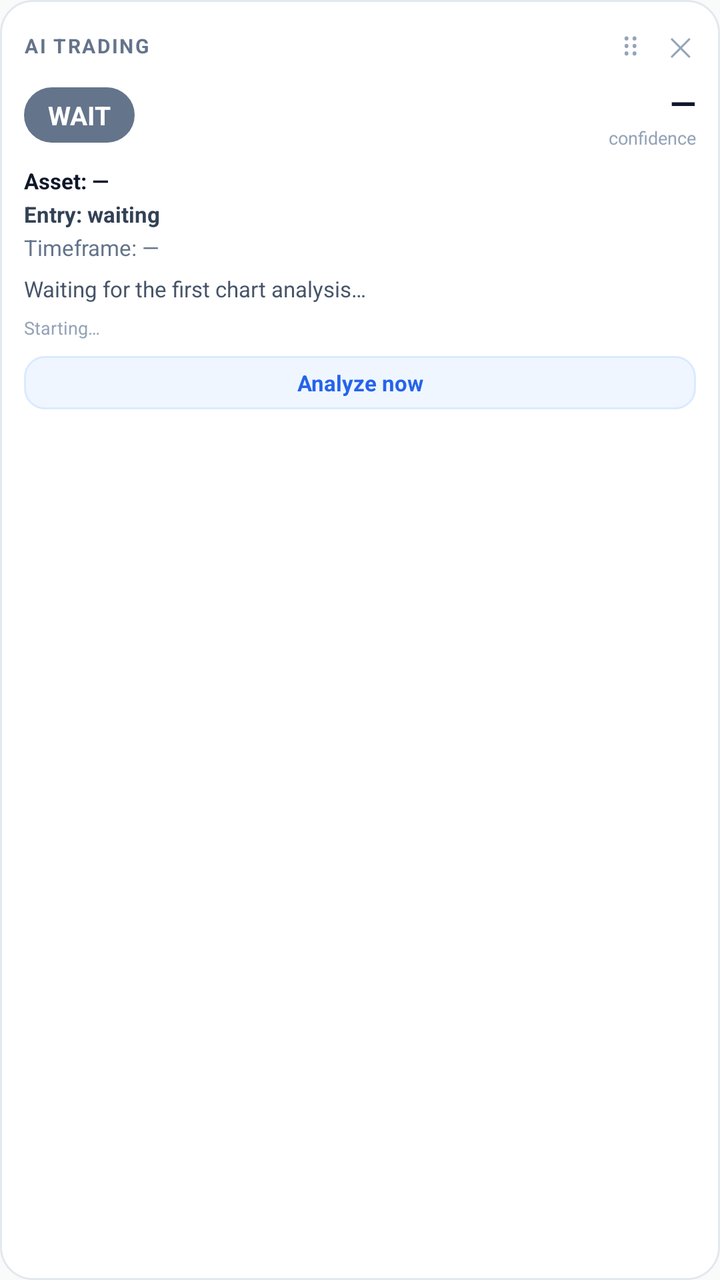
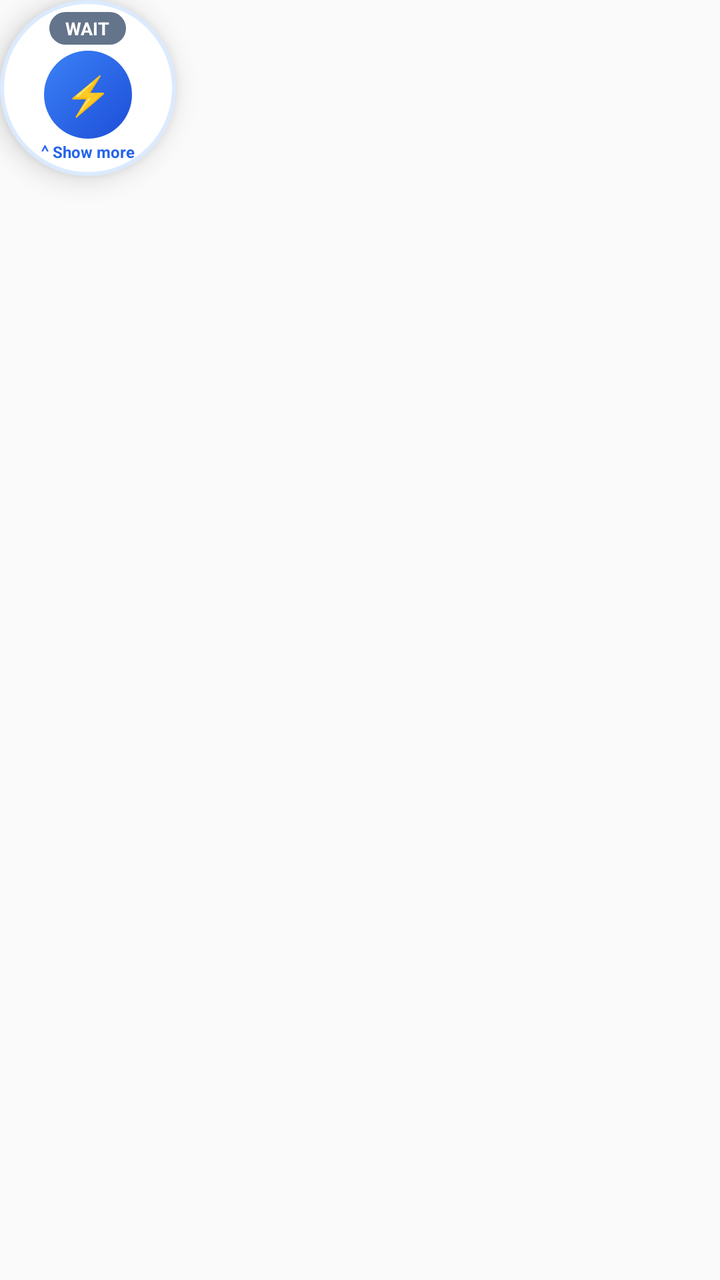

Before-and-after screenshots of an Android layout around one commit, followed by the original layout XML and the change that was made.
<!-- AndroidManifest.xml: application theme AppTheme -->
<!-- res/layout/overlay_widget.xml -->
<?xml version="1.0" encoding="utf-8"?>
<LinearLayout xmlns:android="http://schemas.android.com/apk/res/android"
    android:id="@+id/overlay_root"
    android:layout_width="248dp"
    android:layout_height="wrap_content"
    android:background="@drawable/overlay_card"
    android:orientation="vertical"
    android:padding="12dp">

    <LinearLayout
        android:id="@+id/drag_handle"
        android:layout_width="match_parent"
        android:layout_height="wrap_content"
        android:gravity="center_vertical"
        android:orientation="horizontal"
        android:paddingBottom="6dp">

        <TextView
            android:layout_width="0dp"
            android:layout_height="wrap_content"
            android:layout_weight="1"
            android:letterSpacing="0.08"
            android:text="AI TRADING"
            android:textColor="#64748B"
            android:textSize="10sp"
            android:textStyle="bold" />

        <TextView
            android:layout_width="wrap_content"
            android:layout_height="wrap_content"
            android:paddingStart="8dp"
            android:paddingEnd="8dp"
            android:text="⠿"
            android:textColor="#94A3B8"
            android:textSize="15sp" />

        <TextView
            android:id="@+id/stop_button"
            android:layout_width="wrap_content"
            android:layout_height="wrap_content"
            android:paddingStart="6dp"
            android:paddingEnd="2dp"
            android:paddingTop="2dp"
            android:paddingBottom="2dp"
            android:text="✕"
            android:textColor="#94A3B8"
            android:textSize="13sp" />
    </LinearLayout>

    <LinearLayout
        android:layout_width="match_parent"
        android:layout_height="wrap_content"
        android:gravity="center_vertical"
        android:orientation="horizontal">

        <TextView
            android:id="@+id/signal_badge"
            android:layout_width="wrap_content"
            android:layout_height="wrap_content"
            android:background="@drawable/signal_wait"
            android:paddingStart="12dp"
            android:paddingTop="5dp"
            android:paddingEnd="12dp"
            android:paddingBottom="5dp"
            android:text="WAIT"
            android:textColor="#FFFFFF"
            android:textSize="13sp"
            android:textStyle="bold" />

        <LinearLayout
            android:layout_width="0dp"
            android:layout_height="wrap_content"
            android:layout_marginStart="10dp"
            android:layout_weight="1"
            android:gravity="end"
            android:orientation="vertical">

            <TextView
                android:id="@+id/confidence_text"
                android:layout_width="wrap_content"
                android:layout_height="wrap_content"
                android:text="—"
                android:textColor="#0F172A"
                android:textSize="17sp"
                android:textStyle="bold" />

            <TextView
                android:layout_width="wrap_content"
                android:layout_height="wrap_content"
                android:text="confidence"
                android:textColor="#94A3B8"
                android:textSize="9sp" />
        </LinearLayout>
    </LinearLayout>

    <TextView
        android:id="@+id/asset_text"
        android:layout_width="match_parent"
        android:layout_height="wrap_content"
        android:layout_marginTop="8dp"
        android:text="Asset: —"
        android:textColor="#0F172A"
        android:textSize="11sp"
        android:textStyle="bold" />

    <TextView
        android:id="@+id/timing_text"
        android:layout_width="match_parent"
        android:layout_height="wrap_content"
        android:layout_marginTop="2dp"
        android:text="Entry: waiting"
        android:textColor="#334155"
        android:textSize="11sp"
        android:textStyle="bold" />

    <TextView
        android:id="@+id/timeframe_text"
        android:layout_width="match_parent"
        android:layout_height="wrap_content"
        android:layout_marginTop="2dp"
        android:text="Timeframe: —"
        android:textColor="#64748B"
        android:textSize="11sp" />

    <TextView
        android:id="@+id/reason_text"
        android:layout_width="match_parent"
        android:layout_height="wrap_content"
        android:layout_marginTop="6dp"
        android:ellipsize="end"
        android:maxLines="3"
        android:text="Waiting for the first chart analysis…"
        android:textColor="#475569"
        android:textSize="11sp" />

    <TextView
        android:id="@+id/status_text"
        android:layout_width="match_parent"
        android:layout_height="wrap_content"
        android:layout_marginTop="6dp"
        android:text="Starting…"
        android:textColor="#94A3B8"
        android:textSize="9sp" />

    <TextView
        android:id="@+id/analyze_button"
        android:layout_width="match_parent"
        android:layout_height="wrap_content"
        android:layout_marginTop="8dp"
        android:background="@drawable/overlay_button"
        android:gravity="center"
        android:paddingTop="6dp"
        android:paddingBottom="6dp"
        android:text="Analyze now"
        android:textColor="#2563EB"
        android:textSize="11sp"
        android:textStyle="bold" />
</LinearLayout>
<!-- resources referenced by this layout -->
<resources>
  <!-- drawable overlay_button (drawable) -->
  <?xml version="1.0" encoding="utf-8"?>
  <shape xmlns:android="http://schemas.android.com/apk/res/android"
      android:shape="rectangle">
      <solid android:color="#EFF6FF" />
      <corners android:radius="10dp" />
      <stroke
          android:width="1dp"
          android:color="#DBEAFE" />
  </shape>
  <!-- drawable overlay_card (drawable) -->
  <?xml version="1.0" encoding="utf-8"?>
  <shape xmlns:android="http://schemas.android.com/apk/res/android"
      android:shape="rectangle">
      <solid android:color="#FFFFFF" />
      <corners android:radius="16dp" />
      <stroke
          android:width="1dp"
          android:color="#E2E8F0" />
  </shape>
  <!-- drawable signal_wait (drawable) -->
  <?xml version="1.0" encoding="utf-8"?>
  <shape xmlns:android="http://schemas.android.com/apk/res/android"
      android:shape="rectangle">
      <solid android:color="#64748B" />
      <corners android:radius="999dp" />
  </shape>
  <style name="AppTheme" parent="Theme.AppCompat.Light.DarkActionBar">
          
          <item name="colorPrimary">@color/colorPrimary</item>
          <item name="colorPrimaryDark">@color/colorPrimaryDark</item>
          <item name="colorAccent">@color/colorAccent</item>
      </style>
</resources>

<!-- the commit's change to res/layout/overlay_widget.xml (unified diff, before → after) -->
@@ -1,158 +1,220 @@
 <?xml version="1.0" encoding="utf-8"?>
-<LinearLayout xmlns:android="http://schemas.android.com/apk/res/android"
+<FrameLayout xmlns:android="http://schemas.android.com/apk/res/android"
     android:id="@+id/overlay_root"
-    android:layout_width="248dp"
-    android:layout_height="wrap_content"
-    android:background="@drawable/overlay_card"
-    android:orientation="vertical"
-    android:padding="12dp">
-
+    android:layout_width="wrap_content"
+    android:layout_height="wrap_content">
+
+    
     <LinearLayout
-        android:id="@+id/drag_handle"
-        android:layout_width="match_parent"
-        android:layout_height="wrap_content"
-        android:gravity="center_vertical"
-        android:orientation="horizontal"
-        android:paddingBottom="6dp">
-
-        <TextView
-            android:layout_width="0dp"
-            android:layout_height="wrap_content"
-            android:layout_weight="1"
-            android:letterSpacing="0.08"
-            android:text="AI TRADING"
-            android:textColor="#64748B"
-            android:textSize="10sp"
-            android:textStyle="bold" />
-
-        <TextView
+        android:id="@+id/bubble_view"
+        android:layout_width="88dp"
+        android:layout_height="88dp"
+        android:background="@drawable/overlay_bubble"
+        android:elevation="8dp"
+        android:gravity="center"
+        android:orientation="vertical"
+        android:padding="6dp">
+
+        <TextView
+            android:id="@+id/bubble_signal"
             android:layout_width="wrap_content"
             android:layout_height="wrap_content"
+            android:background="@drawable/signal_wait"
             android:paddingStart="8dp"
+            android:paddingTop="2dp"
             android:paddingEnd="8dp"
-            android:text="⠿"
-            android:textColor="#94A3B8"
-            android:textSize="15sp" />
-
-        <TextView
-            android:id="@+id/stop_button"
-            android:layout_width="wrap_content"
-            android:layout_height="wrap_content"
-            android:paddingStart="6dp"
-            android:paddingEnd="2dp"
-            android:paddingTop="2dp"
             android:paddingBottom="2dp"
-            android:text="✕"
-            android:textColor="#94A3B8"
-            android:textSize="13sp" />
-    </LinearLayout>
-
-    <LinearLayout
-        android:layout_width="match_parent"
-        android:layout_height="wrap_content"
-        android:gravity="center_vertical"
-        android:orientation="horizontal">
-
-        <TextView
-            android:id="@+id/signal_badge"
-            android:layout_width="wrap_content"
-            android:layout_height="wrap_content"
-            android:background="@drawable/signal_wait"
-            android:paddingStart="12dp"
-            android:paddingTop="5dp"
-            android:paddingEnd="12dp"
-            android:paddingBottom="5dp"
             android:text="WAIT"
             android:textColor="#FFFFFF"
-            android:textSize="13sp"
-            android:textStyle="bold" />
+            android:textSize="9sp"
+            android:textStyle="bold" />
+
+        <TextView
+            android:id="@+id/analyze_button"
+            android:layout_width="44dp"
+            android:layout_height="44dp"
+            android:layout_marginTop="3dp"
+            android:background="@drawable/overlay_bubble_action"
+            android:contentDescription="Analyze chart now"
+            android:gravity="center"
+            android:text="⚡"
+            android:textColor="#FFFFFF"
+            android:textSize="19sp" />
+
+        <TextView
+            android:id="@+id/expand_button"
+            android:layout_width="wrap_content"
+            android:layout_height="wrap_content"
+            android:contentDescription="Show more"
+            android:paddingTop="1dp"
+            android:text="⌃ Show more"
+            android:textColor="#2563EB"
+            android:textSize="8sp"
+            android:textStyle="bold" />
+    </LinearLayout>
+
+    
+    <LinearLayout
+        android:id="@+id/expanded_view"
+        android:layout_width="252dp"
+        android:layout_height="wrap_content"
+        android:background="@drawable/overlay_card"
+        android:elevation="8dp"
+        android:orientation="vertical"
+        android:padding="12dp"
+        android:visibility="gone">
 
         <LinearLayout
-            android:layout_width="0dp"
-            android:layout_height="wrap_content"
-            android:layout_marginStart="10dp"
-            android:layout_weight="1"
-            android:gravity="end"
-            android:orientation="vertical">
-
-            <TextView
-                android:id="@+id/confidence_text"
+            android:id="@+id/drag_handle"
+            android:layout_width="match_parent"
+            android:layout_height="wrap_content"
+            android:gravity="center_vertical"
+            android:orientation="horizontal"
+            android:paddingBottom="6dp">
+
+            <TextView
+                android:layout_width="0dp"
+                android:layout_height="wrap_content"
+                android:layout_weight="1"
+                android:letterSpacing="0.08"
+                android:text="AI TRADING"
+                android:textColor="#64748B"
+                android:textSize="10sp"
+                android:textStyle="bold" />
+
+            <TextView
+                android:id="@+id/show_less_button"
                 android:layout_width="wrap_content"
                 android:layout_height="wrap_content"
-                android:text="—"
-                android:textColor="#0F172A"
-                android:textSize="17sp"
+                android:contentDescription="Show less"
+                android:paddingStart="8dp"
+                android:paddingEnd="8dp"
+                android:text="⌄ Show less"
+                android:textColor="#2563EB"
+                android:textSize="9sp"
                 android:textStyle="bold" />
 
             <TextView
+                android:id="@+id/stop_button"
                 android:layout_width="wrap_content"
                 android:layout_height="wrap_content"
-                android:text="confidence"
+                android:contentDescription="Stop the widget"
+                android:paddingStart="6dp"
+                android:paddingEnd="2dp"
+                android:paddingTop="2dp"
+                android:paddingBottom="2dp"
+                android:text="✕"
                 android:textColor="#94A3B8"
-                android:textSize="9sp" />
+                android:textSize="13sp" />
         </LinearLayout>
+
+        <LinearLayout
+            android:layout_width="match_parent"
+            android:layout_height="wrap_content"
+            android:gravity="center_vertical"
+            android:orientation="horizontal">
+
+            <TextView
+                android:id="@+id/signal_badge"
+                android:layout_width="wrap_content"
+                android:layout_height="wrap_content"
+                android:background="@drawable/signal_wait"
+                android:paddingStart="12dp"
+                android:paddingTop="5dp"
+                android:paddingEnd="12dp"
+                android:paddingBottom="5dp"
+                android:text="WAIT"
+                android:textColor="#FFFFFF"
+                android:textSize="13sp"
+                android:textStyle="bold" />
+
+            <LinearLayout
+                android:layout_width="0dp"
+                android:layout_height="wrap_content"
+                android:layout_marginStart="10dp"
+                android:layout_weight="1"
+                android:gravity="end"
+                android:orientation="vertical">
+
+                <TextView
+                    android:id="@+id/confidence_text"
+                    android:layout_width="wrap_content"
+                    android:layout_height="wrap_content"
+                    android:text="—"
+                    android:textColor="#0F172A"
+                    android:textSize="17sp"
+                    android:textStyle="bold" />
+
+                <TextView
+                    android:layout_width="wrap_content"
+                    android:layout_height="wrap_content"
+                    android:text="confidence"
+                    android:textColor="#94A3B8"
+                    android:textSize="9sp" />
+            </LinearLayout>
+        </LinearLayout>
+
+        <TextView
+            android:id="@+id/asset_text"
+            android:layout_width="match_parent"
+            android:layout_height="wrap_content"
+            android:layout_marginTop="8dp"
+            android:text="Asset: —"
+            android:textColor="#0F172A"
+            android:textSize="11sp"
+            android:textStyle="bold" />
+
+        <TextView
+            android:id="@+id/timing_text"
+            android:layout_width="match_parent"
+            android:layout_height="wrap_content"
+            android:layout_marginTop="2dp"
+            android:text="Entry: waiting"
+            android:textColor="#334155"
+            android:textSize="11sp"
+            android:textStyle="bold" />
+
+        <TextView
+            android:id="@+id/timeframe_text"
+            android:layout_width="match_parent"
+            android:layout_height="wrap_content"
+            android:layout_marginTop="2dp"
+            android:text="Timeframe: —"
+            android:textColor="#64748B"
+            android:textSize="11sp" />
+
+        <TextView
+            android:id="@+id/reason_text"
+            android:layout_width="match_parent"
+            android:layout_height="wrap_content"
+            android:layout_marginTop="6dp"
+            android:ellipsize="end"
+            android:maxLines="3"
+            android:text="Waiting for the first chart analysis…"
+            android:textColor="#475569"
+            android:textSize="11sp" />
+
+        <TextView
+            android:id="@+id/status_text"
+            android:layout_width="match_parent"
+            android:layout_height="wrap_content"
+            android:layout_marginTop="6dp"
+            android:text="Starting…"
+            android:textColor="#94A3B8"
+            android:textSize="9sp" />
+
+        <TextView
+            android:id="@+id/expanded_analyze_button"
+            android:layout_width="match_parent"
+            android:layout_height="wrap_content"
+            android:layout_marginTop="8dp"
+            android:background="@drawable/overlay_button"
+            android:gravity="center"
+            android:paddingTop="6dp"
+            android:paddingBottom="6dp"
+            android:text="Analyze now"
+            android:textColor="#2563EB"
+            android:textSize="11sp"
+            android:textStyle="bold" />
     </LinearLayout>
-
-    <TextView
-        android:id="@+id/asset_text"
-        android:layout_width="match_parent"
-        android:layout_height="wrap_content"
-        android:layout_marginTop="8dp"
-        android:text="Asset: —"
-        android:textColor="#0F172A"
-        android:textSize="11sp"
-        android:textStyle="bold" />
-
-    <TextView
-        android:id="@+id/timing_text"
-        android:layout_width="match_parent"
-        android:layout_height="wrap_content"
-        android:layout_marginTop="2dp"
-        android:text="Entry: waiting"
-        android:textColor="#334155"
-        android:textSize="11sp"
-        android:textStyle="bold" />
-
-    <TextView
-        android:id="@+id/timeframe_text"
-        android:layout_width="match_parent"
-        android:layout_height="wrap_content"
-        android:layout_marginTop="2dp"
-        android:text="Timeframe: —"
-        android:textColor="#64748B"
-        android:textSize="11sp" />
-
-    <TextView
-        android:id="@+id/reason_text"
-        android:layout_width="match_parent"
-        android:layout_height="wrap_content"
-        android:layout_marginTop="6dp"
-        android:ellipsize="end"
-        android:maxLines="3"
-        android:text="Waiting for the first chart analysis…"
-        android:textColor="#475569"
-        android:textSize="11sp" />
-
-    <TextView
-        android:id="@+id/status_text"
-        android:layout_width="match_parent"
-        android:layout_height="wrap_content"
-        android:layout_marginTop="6dp"
-        android:text="Starting…"
-        android:textColor="#94A3B8"
-        android:textSize="9sp" />
-
-    <TextView
-        android:id="@+id/analyze_button"
-        android:layout_width="match_parent"
-        android:layout_height="wrap_content"
-        android:layout_marginTop="8dp"
-        android:background="@drawable/overlay_button"
-        android:gravity="center"
-        android:paddingTop="6dp"
-        android:paddingBottom="6dp"
-        android:text="Analyze now"
-        android:textColor="#2563EB"
-        android:textSize="11sp"
-        android:textStyle="bold" />
-</LinearLayout>
+</FrameLayout>
<!-- resource entries referenced after the edit -->
@@ -1,5 +1,31 @@
 <!-- resources referenced by this layout -->
 <resources>
+  <!-- drawable overlay_bubble (drawable) -->
+  <?xml version="1.0" encoding="utf-8"?>
+  <shape xmlns:android="http://schemas.android.com/apk/res/android"
+      android:shape="oval">
+      <solid android:color="#FFFFFF" />
+      <stroke
+          android:width="2dp"
+          android:color="#DBEAFE" />
+      <padding
+          android:left="4dp"
+          android:top="4dp"
+          android:right="4dp"
+          android:bottom="4dp" />
+  </shape>
+  <!-- drawable overlay_bubble_action (drawable) -->
+  <?xml version="1.0" encoding="utf-8"?>
+  <shape xmlns:android="http://schemas.android.com/apk/res/android"
+      android:shape="oval">
+      <gradient
+          android:angle="315"
+          android:endColor="#1D4ED8"
+          android:startColor="#3B82F6" />
+      <size
+          android:width="44dp"
+          android:height="44dp" />
+  </shape>
   <!-- drawable overlay_button (drawable) -->
   <?xml version="1.0" encoding="utf-8"?>
   <shape xmlns:android="http://schemas.android.com/apk/res/android"
